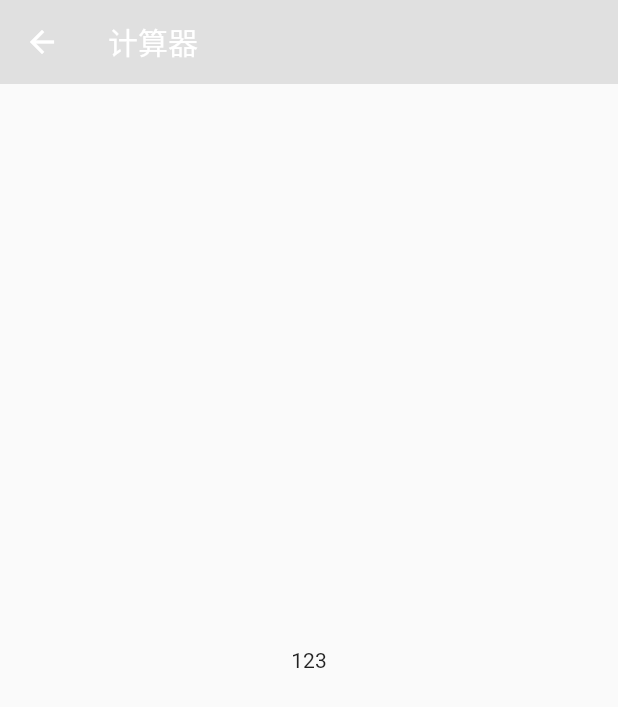
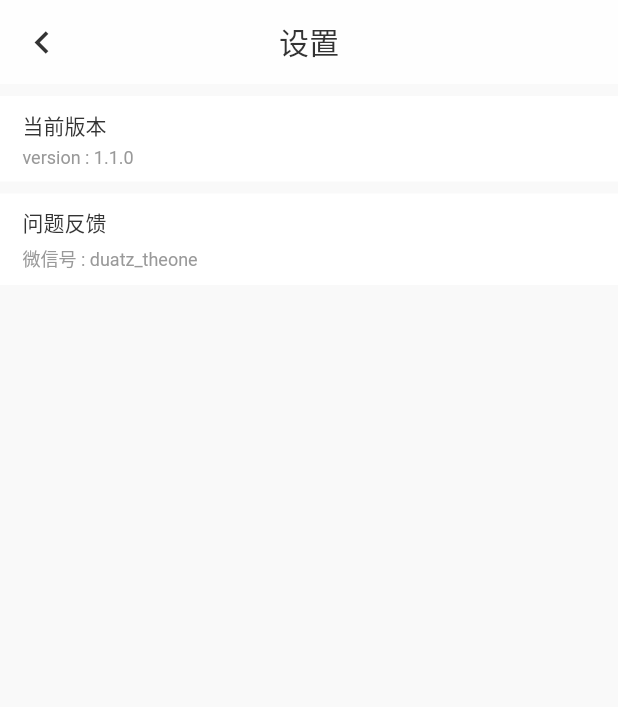
Before and after one commit to DuanTzXavier/caculator, a Flutter app: the SettingScreen screen opened directly, on a phone screen of 412 x 824 dp. Shown: the top 707 px of the screen. Run offline on Flutter 3.47's test engine with Material 2 defaults, Android fonts, the phone set to English and light mode, and no system bars; our stand-ins replace decimal, material_design_icons_flutter, shared_preferences; accounts and stored records are empty.

Commit message:
add setting page logic

```diff
--- a/lib/screens/SettingScreen.dart
+++ b/lib/screens/SettingScreen.dart
@@ -1,4 +1,6 @@
+import 'package:calculator/static/MyColors.dart';
 import 'package:flutter/material.dart';
+import 'package:flutter/services.dart';
 
 class SettingScreen extends StatefulWidget {
   @override
@@ -10,15 +12,76 @@ class SettingScreenState extends State<SettingScreen> {
   Widget build(BuildContext context) {
     return Scaffold(
       appBar: initAppBar(),
-      body: Center(child: Text("123"),),);
+      backgroundColor: MyColors.colorf9f9f9,
+      body: ListView(
+        children: <Widget>[
+          Container(
+            margin: EdgeInsets.only(top: 8.0),
+            padding: EdgeInsets.only(top: 9.0, left: 15.0, bottom: 9.0),
+            color: Colors.white,
+            child: Column(
+              crossAxisAlignment: CrossAxisAlignment.start,
+              children: <Widget>[
+                Text("当前版本", style: TextStyle(
+                    color: MyColors.color333333, fontSize: 14.0),),
+                Padding(
+                  padding: EdgeInsets.only(top: 4.0),
+                  child: Text("version : 1.1.0", style: TextStyle(
+                      color: MyColors.color999999, fontSize: 12.0),),
+                )
+              ],),),
+
+          Builder(builder: (BuildContext context) {
+            return clickToShowScaffold(Container(
+              margin: EdgeInsets.only(top: 8.0),
+              padding: EdgeInsets.only(top: 9.0, left: 15.0, bottom: 9.0),
+              color: Colors.white,
+              child: Column(
+                crossAxisAlignment: CrossAxisAlignment.start,
+                children: <Widget>[
+                  Text("问题反馈", style: TextStyle(
+                      color: MyColors.color333333, fontSize: 14.0),),
+                  Padding(
+                    padding: EdgeInsets.only(top: 4.0),
+                    child: Text("微信号 : duatz_theone", style: TextStyle(
+                        color: MyColors.color999999, fontSize: 12.0),),
+                  )
+                ],),), callback: () {
+              Clipboard.setData(new ClipboardData(text: "duatz_theone"));
+              Scaffold.of(context).showSnackBar(new SnackBar(
+                content: new Text('微信号 duatz_theone 已复制！'),
+                action: new SnackBarAction(
+                    label: '知道了',
+                    onPressed: () {
+                      // do something to undo
+                    }
+                ),
+              ));
+            });
+          }),
+
+        ],
+      ),);
   }
 
   Widget initAppBar() {
     return AppBar(
-      backgroundColor: Colors.grey[300],
+      backgroundColor: MyColors.colorfefefe,
       elevation: 0.0,
-      title: Text("计算器"),
+      title: Text("设置", style: TextStyle(color: MyColors.color333333),),
+      centerTitle: true,
+      automaticallyImplyLeading: false,
+      leading: clickToShowScaffold(
+          Icon(Icons.chevron_left, size: 30.0, color: MyColors.color333333,)),
     );
   }
 
+  Builder clickToShowScaffold(Widget widget, {GestureTapCallback callback}) {
+    return new Builder(builder: (BuildContext context) {
+      return GestureDetector(child: widget, onTap: callback == null ? () {
+        Navigator.pop(context);
+      } : callback,);
+    });
+  }
+
 }
--- a/lib/static/MyColors.dart
+++ b/lib/static/MyColors.dart
@@ -7,5 +7,6 @@ class MyColors{
   static const Color colore3e5e7 = Color(0xFFE3E5E7);
   static const Color colorf9f9f9 = Color(0xFFF9F9F9);
   static const Color color333333 = Color(0xFF333333);
+  static const Color color999999 = Color(0xFF999999);
 
 }
```
Also changed, not shown: lib/convert/TimeStatic.dart (+13 -0 lines), lib/screens/CategoryCalculatorScreen.dart (+9 -8 lines), lib/screens/ConvertCalculatorScreen.dart (+17 -5 lines).
